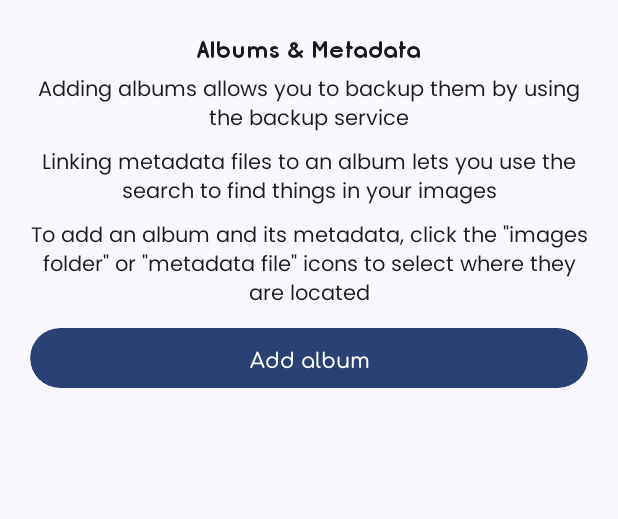
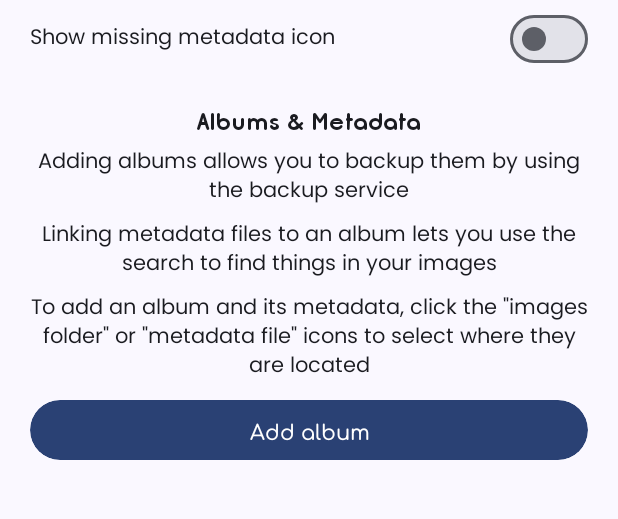
Before and after one commit to BOTPanzer/Coon-Gallery, an Android app: the SettingsActivity screen opened directly, with no data from a screen before it, on a phone screen of 412 x 824 dp, the part 308-827 px from its top. Run offline under Robolectric (Android 15) with nearby library versions, the phone set to English and light mode, and no system bars.

Commit message:
added an option to toggle missing metadata icon (off by default)

```diff
--- a/app/src/main/java/com/botpa/turbophotos/main/GalleryAdapter.kt
+++ b/app/src/main/java/com/botpa/turbophotos/main/GalleryAdapter.kt
@@ -9,7 +9,7 @@ import androidx.recyclerview.widget.RecyclerView
 import com.botpa.turbophotos.R
 import com.botpa.turbophotos.util.TurboImage
 
-class GalleryAdapter(private val context: Context, private val images: ArrayList<TurboImage>) : RecyclerView.Adapter<GalleryAdapter.GalleryHolder>() {
+class GalleryAdapter(private val context: Context, private val images: ArrayList<TurboImage>, var showMissingMetadataIcon: Boolean) : RecyclerView.Adapter<GalleryAdapter.GalleryHolder>() {
 
     private var onItemClickListener: OnItemClickListener? = null
     private var onItemLongClickListener: OnItemLongClickListener? = null
@@ -32,7 +32,7 @@ class GalleryAdapter(private val context: Context, private val images: ArrayList
 
         //Toggle is video & missing info icons
         holder.isVideo.visibility = if (image.isVideo) View.VISIBLE else View.GONE
-        holder.missingInfo.visibility = if (image.album.hasMetadataKey(image.name)) View.GONE else View.VISIBLE
+        holder.missingInfo.visibility = if (!showMissingMetadataIcon || image.album.hasMetadataKey(image.name)) View.GONE else View.VISIBLE
 
         //Add click listeners
         holder.background.setOnClickListener { view: View ->
--- a/app/src/main/java/com/botpa/turbophotos/settings/SettingsActivity.java
+++ b/app/src/main/java/com/botpa/turbophotos/settings/SettingsActivity.java
@@ -4,6 +4,8 @@ import android.app.Activity;
 import android.content.Intent;
 import android.os.Bundle;
 import android.view.View;
+import android.widget.CompoundButton;
+import android.widget.Switch;
 import android.widget.Toast;
 
 import androidx.activity.result.ActivityResultLauncher;
@@ -17,6 +19,7 @@ import com.botpa.turbophotos.util.Link;
 import com.botpa.turbophotos.util.Library;
 import com.botpa.turbophotos.util.Orion;
 import com.botpa.turbophotos.util.Storage;
+import com.google.android.material.materialswitch.MaterialSwitch;
 import com.google.android.material.slider.Slider;
 import com.google.android.material.snackbar.Snackbar;
 
@@ -27,6 +30,7 @@ public class SettingsActivity extends AppCompatActivity {
     //App
     private Slider galleryAlbumsPerRow;
     private Slider galleryImagesPerRow;
+    private MaterialSwitch galleryMissingMetadataIcon;
 
     //Albums
     private AlbumAdapter albumsAdapter;
@@ -114,6 +118,7 @@ public class SettingsActivity extends AppCompatActivity {
         //App
         galleryAlbumsPerRow = findViewById(R.id.galleryAlbumsPerRow);
         galleryImagesPerRow = findViewById(R.id.galleryImagesPerRow);
+        galleryMissingMetadataIcon = findViewById(R.id.galleryMissingMetadataIcon);
 
         //Albums
         albumsFoldersList = findViewById(R.id.albumsFoldersList);
@@ -124,6 +129,7 @@ public class SettingsActivity extends AppCompatActivity {
         //App
         galleryAlbumsPerRow.setValue(Storage.getInt("Settings.galleryAlbumsPerRow", 2));
         galleryImagesPerRow.setValue(Storage.getInt("Settings.galleryImagesPerRow", 3));
+        galleryMissingMetadataIcon.setChecked(Storage.getBool("Settings.showMissingMetadataIcon", false));
     }
 
     private void initAlbumsList() {
@@ -199,6 +205,9 @@ public class SettingsActivity extends AppCompatActivity {
         galleryImagesPerRow.addOnChangeListener((slider, value, fromUser) -> {
             Storage.putInt("Settings.galleryImagesPerRow", (int) value);
         });
+        galleryMissingMetadataIcon.setOnCheckedChangeListener((buttonView, isChecked) -> {
+            Storage.putBool("Settings.showMissingMetadataIcon", isChecked);
+        });
 
         //Albums
         albumsFoldersAdd.setOnClickListener(view -> {
--- a/app/src/main/res/layout/settings.xml
+++ b/app/src/main/res/layout/settings.xml
@@ -110,13 +110,26 @@
 
                     </LinearLayout>
 
-                    <com.google.android.material.materialswitch.MaterialSwitch
-                        android:id="@+id/showMissingMetadata"
+                    <LinearLayout
                         android:layout_width="match_parent"
                         android:layout_height="wrap_content"
-                        android:fontFamily="@font/poppins"
-                        android:text="Show missing metadata message"
-                        android:visibility="gone" />
+                        android:gravity="center_vertical"
+                        android:orientation="horizontal">
+
+                        <TextView
+                            android:layout_width="0dp"
+                            android:layout_height="wrap_content"
+                            android:layout_weight="1.5"
+                            android:fontFamily="@font/poppins"
+                            android:text="Show missing metadata icon"
+                            android:textColor="?attr/colorOnSurface" />
+
+                        <com.google.android.material.materialswitch.MaterialSwitch
+                            android:id="@+id/galleryMissingMetadataIcon"
+                            android:layout_width="wrap_content"
+                            android:layout_height="wrap_content"/>
+
+                    </LinearLayout>
 
                 </LinearLayout>
 
```
Also changed, not shown: app/src/main/java/com/botpa/turbophotos/main/MainActivity.java (+9 -6 lines).
